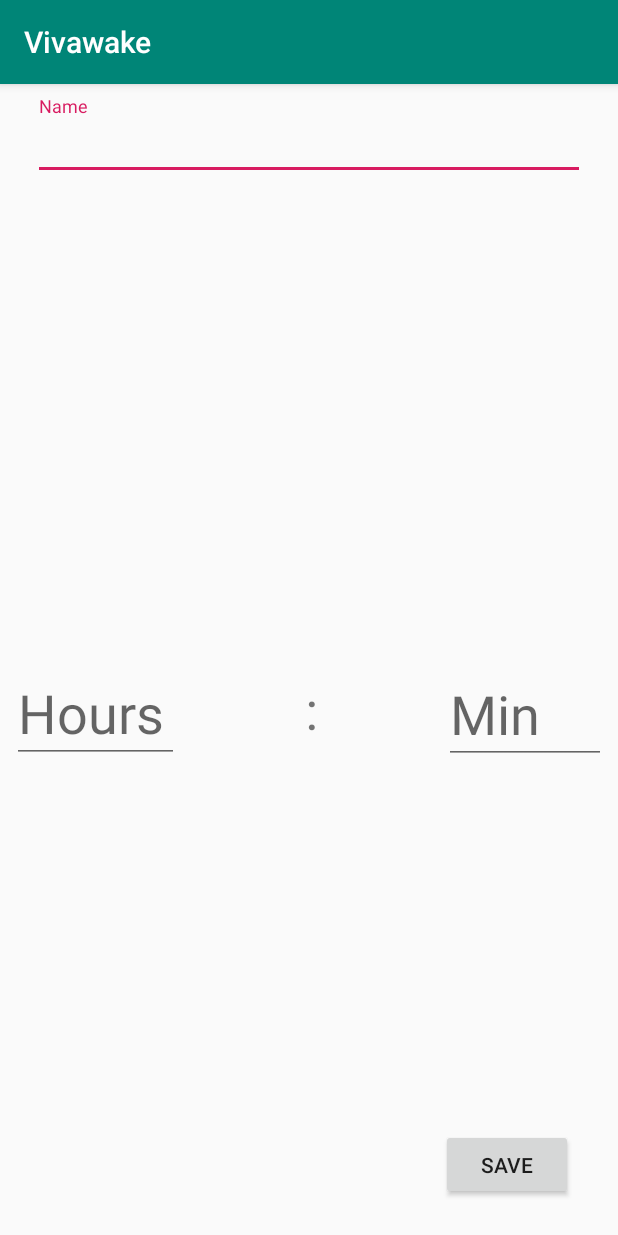
After one commit to Jasondai9/Vivawake, an Android app: the ResetActivity screen opened directly, with no data from a screen before it, on a phone screen of 412 x 824 dp. The commit adds this screen. Run offline under Robolectric (Android 15) with nearby library versions, the phone set to English and light mode, and no system bars.

Commit message:
ActivityReset

```diff
--- a/app/src/main/AndroidManifest.xml
+++ b/app/src/main/AndroidManifest.xml
@@ -48,6 +48,7 @@
             android:label="@string/title_activity_alarm_notification"
             android:theme="@style/FullscreenTheme"
             android:noHistory="true" ></activity>
+        <activity android:name=".ResetActivity"></activity>
     </application>
 
 </manifest>
--- a/app/src/main/java/vivawake/vivawake/ActivityActivity.java
+++ b/app/src/main/java/vivawake/vivawake/ActivityActivity.java
@@ -54,8 +54,8 @@
         for(int i = 1; i <= activityCounter; i++){
             SharedPreferences pref = getSharedPreferences("Activity"+i, Context.MODE_PRIVATE);
             activityNames.add(pref.getString("Name", ""));
-            hourTimes.add(Integer.toString(pref.getInt("Hour", 0)));
-            minuteTimes.add(Integer.toString(pref.getInt("Minute", 0)));
+            hourTimes.add(Integer.toString(pref.getInt("Hour", 0)) + " Hours");
+            minuteTimes.add(Integer.toString(pref.getInt("Minute", 0)) + " Min");
         }
         initRecyclerView();
     }
--- a/app/src/main/java/vivawake/vivawake/RecyclerViewAdapter_Activity.java
+++ b/app/src/main/java/vivawake/vivawake/RecyclerViewAdapter_Activity.java
@@ -10,6 +10,8 @@
 import android.widget.TextView;
 import android.view.View;
 import android.widget.Toast;
+import android.content.Intent;
+
 
 import java.util.ArrayList;
 
@@ -46,6 +48,12 @@
             public void onClick(View view){
                 Log.d(TAG, "OnClick: clicked on: " + mActivityNames.get(i));
                 Toast.makeText(mContext, mActivityNames.get(i), Toast.LENGTH_LONG).show();
+                Intent intent = new Intent(mContext, ResetActivity.class);
+                intent.putExtra("activity_name", mActivityNames.get(i));
+                intent.putExtra("hour_time", mHourTimes.get(i));
+                intent.putExtra("minute_time", mMinuteTimes.get(i));
+                intent.putExtra("counter", i);
+                mContext.startActivity(intent);
             }
         });
 
--- /dev/null
+++ b/app/src/main/java/vivawake/vivawake/ResetActivity.java
@@ -0,0 +1,80 @@
+package vivawake.vivawake;
+import android.content.Context;
+import android.content.SharedPreferences;
+import android.os.Bundle;
+import android.support.annotation.Nullable;
+import android.support.v7.app.AppCompatActivity;
+import android.support.v7.widget.DialogTitle;
+import android.util.Log;
+import android.view.View;
+import android.widget.Button;
+import android.widget.EditText;
+import android.widget.Toast;
+
+public class ResetActivity  extends AppCompatActivity{
+    private static final String TAG = "ResetActivity";
+    EditText hours;
+    EditText minutes;
+    EditText name;
+    //LinearLayout mLayout;
+    String ActivityID;
+    @Override
+    protected void onCreate(@Nullable Bundle savedInstanceState) {
+        super.onCreate(savedInstanceState);
+        setContentView(R.layout.activity_activityreset);
+        hours = (EditText) findViewById(R.id.HoursTxt);
+        minutes = (EditText) findViewById(R.id.MinutesTxt);
+        name = (EditText) findViewById(R.id.ActivityNameTxt);
+        Button save = (Button) findViewById(R.id.saveButton);
+        Log.d(TAG, "onCreate: started.");
+        getIncomingIntent();
+        save.setOnClickListener(new View.OnClickListener() {
+            @Override
+            public void onClick(View v) {
+                int hour = Integer.parseInt(hours.getText().toString());
+                int minute = Integer.parseInt(minutes.getText().toString());
+                String activityName = name.getText().toString();
+                activity activity = new activity(activityName, hour, minute);
+                saveActivity(v, activity);
+            }
+        });
+
+
+    }
+
+    public String saveActivity(View view, activity act){
+
+        SharedPreferences sharedAct = getSharedPreferences(ActivityID, Context.MODE_PRIVATE);
+
+        SharedPreferences.Editor editor = sharedAct.edit();
+        editor.putInt("Hour", act.getHour());
+        editor.putInt("Minute", act.getMinutes());
+        editor.putString("Name", act.getName());
+        editor.apply();
+
+        //Toast.makeText(this, "Saved!" + sharedCounter.getInt("counter", 0), Toast.LENGTH_LONG).show();
+        return ActivityID;
+    }
+
+    private void getIncomingIntent(){
+        Log.d(TAG, "getIncomingIntent: Checking for incoming intent.");
+        if(getIntent().hasExtra("activity_name") && getIntent().hasExtra("hour_time") && getIntent().hasExtra("minute_time") && getIntent().hasExtra("counter")){
+            Log.d(TAG, "getIncomingIntent: found intent extras");
+            String activityName = getIntent().getStringExtra("activity_name");
+            String hourTime = getIntent().getStringExtra("hour_time");
+            String minuteTime = getIntent().getStringExtra("minute_time");
+            String counter = getIntent().getStringExtra("counter");
+            setWidgets(activityName, hourTime, minuteTime, counter);
+        }
+    }
+    private void setWidgets(String activityName, String hourTime, String minuteTime, String counter){
+        Log.d(TAG, "setWidgets: Setting Widgets");
+        EditText activity = findViewById(R.id.ActivityNameTxt);
+        EditText hour = findViewById(R.id.HoursTxt);
+        EditText minute = findViewById(R.id.MinutesTxt);
+        ActivityID = "Activity" + counter;
+        activity.setText(activityName);
+        hour.setText(hourTime);
+        minute.setText(minuteTime);
+    }
+}
--- /dev/null
+++ b/app/src/main/res/layout/activity_activityreset.xml
@@ -0,0 +1,98 @@
+<?xml version="1.0" encoding="utf-8"?>
+<android.support.constraint.ConstraintLayout xmlns:android="http://schemas.android.com/apk/res/android"
+    xmlns:app="http://schemas.android.com/apk/res-auto"
+    xmlns:tools="http://schemas.android.com/tools"
+    android:layout_width="match_parent"
+    android:layout_height="match_parent"
+    tools:context=".ResetActivity">
+
+    <android.support.design.widget.TextInputLayout
+        android:id="@+id/textInputLayout"
+        android:layout_width="368dp"
+        android:layout_height="wrap_content"
+        android:layout_marginStart="8dp"
+        android:layout_marginTop="8dp"
+        android:layout_marginEnd="8dp"
+        app:layout_constraintEnd_toEndOf="parent"
+        app:layout_constraintStart_toStartOf="parent"
+        app:layout_constraintTop_toTopOf="parent">
+
+        <android.support.design.widget.TextInputEditText
+            android:id="@+id/ActivityNameTxt"
+            android:layout_width="match_parent"
+            android:layout_height="wrap_content"
+            android:hint="Name" />
+    </android.support.design.widget.TextInputLayout>
+
+    <android.support.design.widget.TextInputLayout
+        android:id="@+id/textInputLayout3"
+        android:layout_width="111dp"
+        android:layout_height="73dp"
+        android:layout_marginStart="8dp"
+        android:layout_marginTop="8dp"
+        android:layout_marginBottom="8dp"
+        app:layout_constraintBottom_toBottomOf="parent"
+        app:layout_constraintStart_toStartOf="parent"
+        app:layout_constraintTop_toBottomOf="@+id/textInputLayout">
+
+        <android.support.design.widget.TextInputEditText
+            android:id="@+id/HoursTxt"
+            android:layout_width="match_parent"
+            android:layout_height="wrap_content"
+            android:hint="Hours"
+            android:textSize="36sp" />
+    </android.support.design.widget.TextInputLayout>
+
+    <android.support.design.widget.TextInputLayout
+        android:id="@+id/textInputLayout2"
+        android:layout_width="108dp"
+        android:layout_height="74dp"
+        android:layout_marginTop="8dp"
+        android:layout_marginEnd="8dp"
+        android:layout_marginBottom="8dp"
+        app:layout_constraintBottom_toBottomOf="parent"
+        app:layout_constraintEnd_toEndOf="parent"
+        app:layout_constraintTop_toBottomOf="@+id/textInputLayout">
+
+        <android.support.design.widget.TextInputEditText
+            android:id="@+id/MinutesTxt"
+            android:layout_width="match_parent"
+            android:layout_height="wrap_content"
+            android:hint="Min"
+            android:textSize="36sp" />
+    </android.support.design.widget.TextInputLayout>
+
+    <TextView
+        android:id="@+id/textView2"
+        android:layout_width="wrap_content"
+        android:layout_height="wrap_content"
+        android:layout_marginStart="8dp"
+        android:layout_marginTop="8dp"
+        android:layout_marginEnd="8dp"
+        android:layout_marginBottom="8dp"
+        android:text=":"
+        android:textSize="36sp"
+        app:layout_constraintBottom_toBottomOf="parent"
+        app:layout_constraintEnd_toStartOf="@+id/textInputLayout2"
+        app:layout_constraintStart_toEndOf="@+id/textInputLayout3"
+        app:layout_constraintTop_toBottomOf="@+id/textInputLayout" />
+
+    <Button
+        android:id="@+id/saveButton"
+        android:layout_width="wrap_content"
+        android:layout_height="47dp"
+        android:layout_marginStart="8dp"
+        android:layout_marginTop="8dp"
+        android:layout_marginEnd="8dp"
+        android:layout_marginBottom="8dp"
+        android:text="Save"
+        app:layout_constraintBottom_toBottomOf="parent"
+        app:layout_constraintEnd_toEndOf="parent"
+        app:layout_constraintHorizontal_bias="0.928"
+        app:layout_constraintStart_toStartOf="parent"
+        app:layout_constraintTop_toBottomOf="@+id/textInputLayout2"
+        app:layout_constraintVertical_bias="0.937" />
+
+
+
+</android.support.constraint.ConstraintLayout>
```
